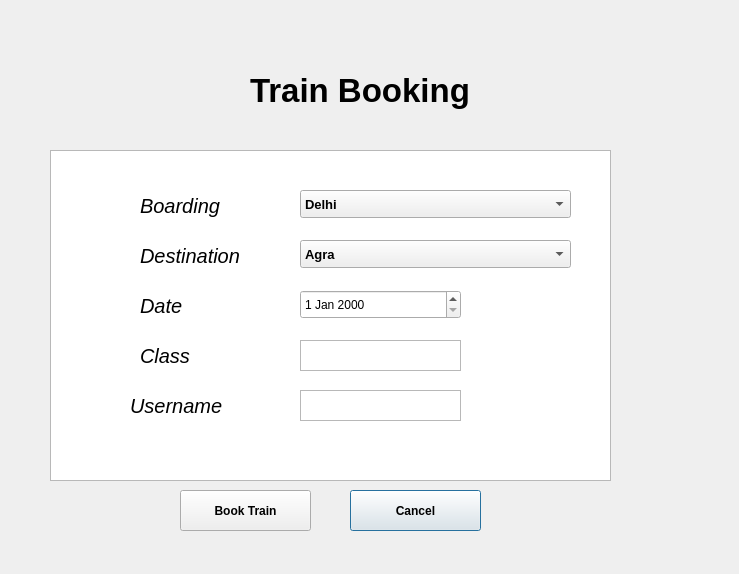
Above: trainbookingmenu.ui from adityas-28/RailwayManagementSystem before the change. Below: the same form after it.
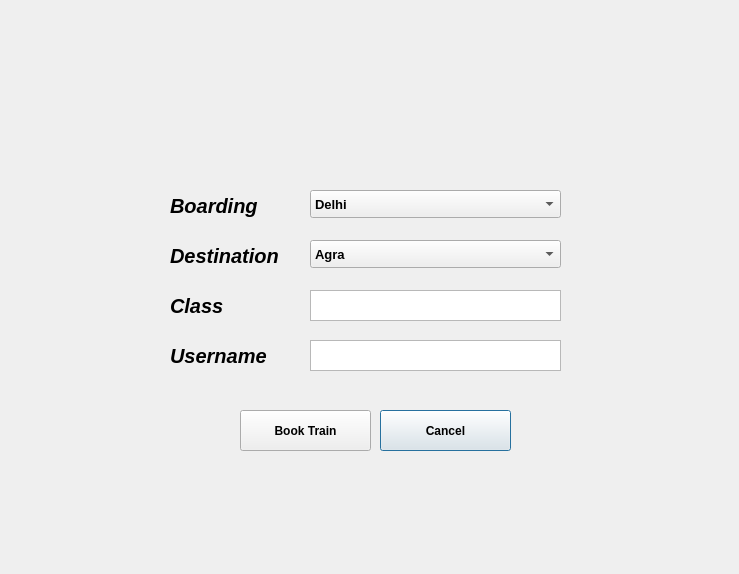
That is the form after the change.

Commit message: Added Train Search Menu, completed Train Booking Menu and a]modified trainInfo database

```diff
--- a/trainbookingmenu.ui
+++ b/trainbookingmenu.ui
@@ -13,29 +13,10 @@
   <property name="windowTitle">
    <string>Dialog</string>
   </property>
-  <widget class="QLabel" name="label">
-   <property name="geometry">
-    <rect>
-     <x>250</x>
-     <y>60</y>
-     <width>291</width>
-     <height>61</height>
-    </rect>
-   </property>
-   <property name="font">
-    <font>
-     <pointsize>25</pointsize>
-     <bold>true</bold>
-    </font>
-   </property>
-   <property name="text">
-    <string>Train Booking</string>
-   </property>
-  </widget>
   <widget class="QLabel" name="label_2">
    <property name="geometry">
     <rect>
-     <x>140</x>
+     <x>170</x>
      <y>190</y>
      <width>111</width>
      <height>31</height>
@@ -45,6 +26,7 @@
     <font>
      <pointsize>15</pointsize>
      <italic>true</italic>
+     <bold>true</bold>
     </font>
    </property>
    <property name="text">
@@ -54,7 +36,7 @@
   <widget class="QLabel" name="label_3">
    <property name="geometry">
     <rect>
-     <x>140</x>
+     <x>170</x>
      <y>240</y>
      <width>141</width>
      <height>31</height>
@@ -64,6 +46,7 @@
     <font>
      <pointsize>15</pointsize>
      <italic>true</italic>
+     <bold>true</bold>
     </font>
    </property>
    <property name="text">
@@ -73,9 +56,9 @@
   <widget class="QComboBox" name="comboBox_1">
    <property name="geometry">
     <rect>
-     <x>300</x>
+     <x>310</x>
      <y>190</y>
-     <width>271</width>
+     <width>251</width>
      <height>28</height>
     </rect>
    </property>
@@ -112,9 +95,9 @@
   <widget class="QComboBox" name="comboBox_2">
    <property name="geometry">
     <rect>
-     <x>300</x>
+     <x>310</x>
      <y>240</y>
-     <width>271</width>
+     <width>251</width>
      <height>28</height>
     </rect>
    </property>
@@ -153,43 +136,11 @@
     </property>
    </item>
   </widget>
-  <widget class="QLabel" name="label_4">
-   <property name="geometry">
-    <rect>
-     <x>140</x>
-     <y>290</y>
-     <width>141</width>
-     <height>31</height>
-    </rect>
-   </property>
-   <property name="font">
-    <font>
-     <pointsize>15</pointsize>
-     <italic>true</italic>
-    </font>
-   </property>
-   <property name="text">
-    <string>Date</string>
-   </property>
-  </widget>
-  <widget class="QDateEdit" name="dateEdit">
-   <property name="geometry">
-    <rect>
-     <x>300</x>
-     <y>290</y>
-     <width>161</width>
-     <height>29</height>
-    </rect>
-   </property>
-   <property name="styleSheet">
-    <string notr="true">rgb</string>
-   </property>
-  </widget>
   <widget class="QPushButton" name="pushButton">
    <property name="geometry">
     <rect>
-     <x>180</x>
-     <y>490</y>
+     <x>240</x>
+     <y>410</y>
      <width>131</width>
      <height>41</height>
     </rect>
@@ -206,16 +157,6 @@
     <bool>true</bool>
    </property>
   </widget>
-  <widget class="QGraphicsView" name="graphicsView">
-   <property name="geometry">
-    <rect>
-     <x>50</x>
-     <y>150</y>
-     <width>561</width>
-     <height>331</height>
-    </rect>
-   </property>
-  </widget>
   <widget class="QLabel" name="label_demo">
    <property name="geometry">
     <rect>
@@ -232,8 +173,8 @@
   <widget class="QPushButton" name="pushButton_2">
    <property name="geometry">
     <rect>
-     <x>350</x>
-     <y>490</y>
+     <x>380</x>
+     <y>410</y>
      <width>131</width>
      <height>41</height>
     </rect>
@@ -253,8 +194,8 @@
   <widget class="QLabel" name="label_5">
    <property name="geometry">
     <rect>
-     <x>140</x>
-     <y>340</y>
+     <x>170</x>
+     <y>290</y>
      <width>141</width>
      <height>31</height>
     </rect>
@@ -263,6 +204,7 @@
     <font>
      <pointsize>15</pointsize>
      <italic>true</italic>
+     <bold>true</bold>
     </font>
    </property>
    <property name="text">
@@ -272,9 +214,9 @@
   <widget class="QTextEdit" name="textEdit">
    <property name="geometry">
     <rect>
-     <x>300</x>
-     <y>340</y>
-     <width>161</width>
+     <x>310</x>
+     <y>290</y>
+     <width>251</width>
      <height>31</height>
     </rect>
    </property>
@@ -285,8 +227,8 @@
   <widget class="QLabel" name="label_6">
    <property name="geometry">
     <rect>
-     <x>130</x>
-     <y>390</y>
+     <x>170</x>
+     <y>340</y>
      <width>141</width>
      <height>31</height>
     </rect>
@@ -295,6 +237,7 @@
     <font>
      <pointsize>15</pointsize>
      <italic>true</italic>
+     <bold>true</bold>
     </font>
    </property>
    <property name="text">
@@ -304,9 +247,9 @@
   <widget class="QTextEdit" name="username">
    <property name="geometry">
     <rect>
-     <x>300</x>
-     <y>390</y>
-     <width>161</width>
+     <x>310</x>
+     <y>340</y>
+     <width>251</width>
      <height>31</height>
     </rect>
    </property>
@@ -314,7 +257,20 @@
     <string notr="true"/>
    </property>
   </widget>
-  <zorder>label</zorder>
+  <widget class="QLabel" name="label_pic">
+   <property name="geometry">
+    <rect>
+     <x>0</x>
+     <y>0</y>
+     <width>741</width>
+     <height>571</height>
+    </rect>
+   </property>
+   <property name="text">
+    <string/>
+   </property>
+  </widget>
+  <zorder>label_pic</zorder>
   <zorder>pushButton</zorder>
   <zorder>graphicsView</zorder>
   <zorder>label_3</zorder>
```
Left out of the diff: 7 changed lines with no effect on the pictures. The commit also changes 10 other files.
